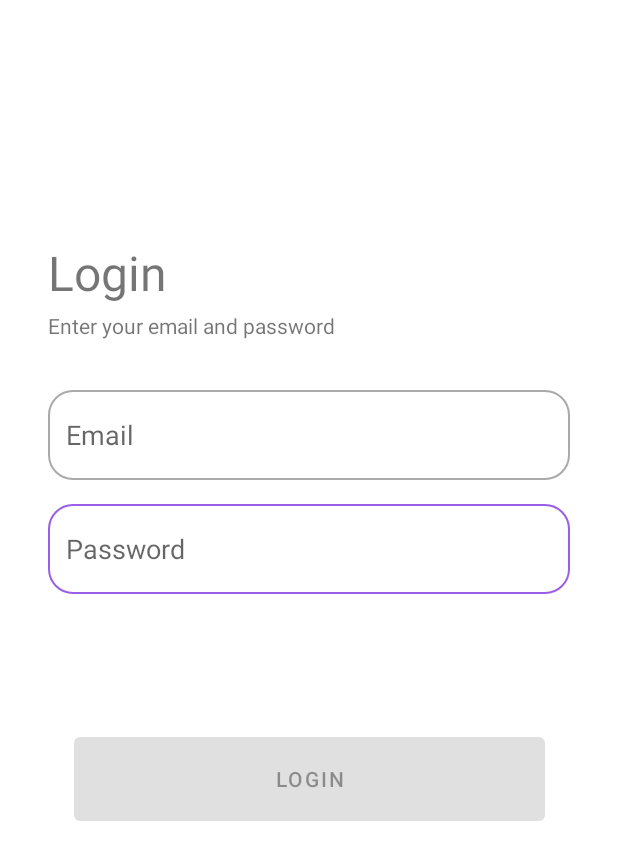
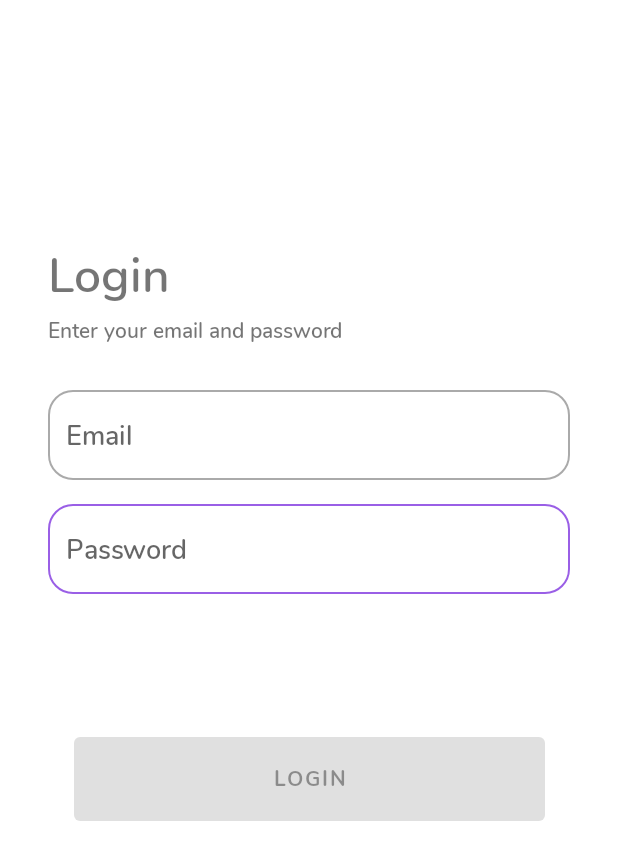
Before and after one commit to ruland39/Unilink, an Android app: the layout activity_login.xml on its own in the app's theme, with its tools: preview values and no code run, on a phone screen of 412 x 824 dp. Shown: the top 860 px of the screen. Run offline under Robolectric (Android 15) with nearby library versions, the phone set to English and light mode, and no system bars.

Commit message:
edit activity_login.xml

```diff
--- a/app/src/main/res/layout/activity_login.xml
+++ b/app/src/main/res/layout/activity_login.xml
@@ -16,6 +16,7 @@
         android:layout_marginBottom="64dp"
         android:enabled="false"
         android:text="@string/action_sign_in"
+        android:fontFamily="@font/nunitobold"
         app:layout_constraintBottom_toBottomOf="parent"
         app:layout_constraintEnd_toEndOf="parent"
         app:layout_constraintStart_toStartOf="parent"
@@ -30,6 +31,7 @@
         android:layout_marginTop="160dp"
         android:text="@string/action_sign_in"
         android:textSize="32sp"
+        android:fontFamily="@font/nunitosemibold"
         app:layout_constraintStart_toStartOf="parent"
         app:layout_constraintTop_toTopOf="parent" />
 
@@ -49,6 +51,7 @@
         android:paddingStart="12dp"
         android:paddingEnd="12dp"
         android:selectAllOnFocus="true"
+        android:fontFamily="@font/nunitosemibold"
         app:layout_constraintEnd_toEndOf="parent"
         app:layout_constraintStart_toStartOf="parent"
         app:layout_constraintTop_toBottomOf="@+id/username" />
@@ -60,6 +63,7 @@
         android:layout_marginStart="32dp"
         android:layout_marginTop="4dp"
         android:text="@string/login_desc"
+        android:fontFamily="@font/nunitosemibold"
         app:layout_constraintStart_toStartOf="parent"
         app:layout_constraintTop_toBottomOf="@+id/textView" />
 
@@ -77,6 +81,7 @@
         android:paddingStart="12dp"
         android:paddingEnd="12dp"
         android:selectAllOnFocus="true"
+        android:fontFamily="@font/nunitosemibold"
         app:layout_constraintEnd_toEndOf="parent"
         app:layout_constraintStart_toStartOf="parent"
         app:layout_constraintTop_toTopOf="parent" />
```
